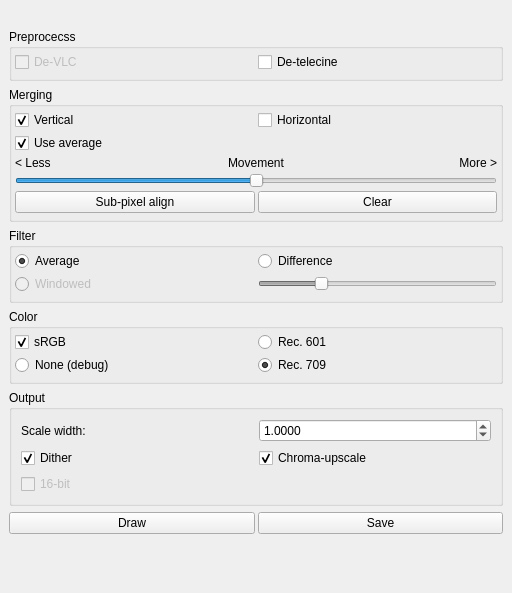
Old version of the form src/mainwindow.ui in the repository spillerrec/Overmix.
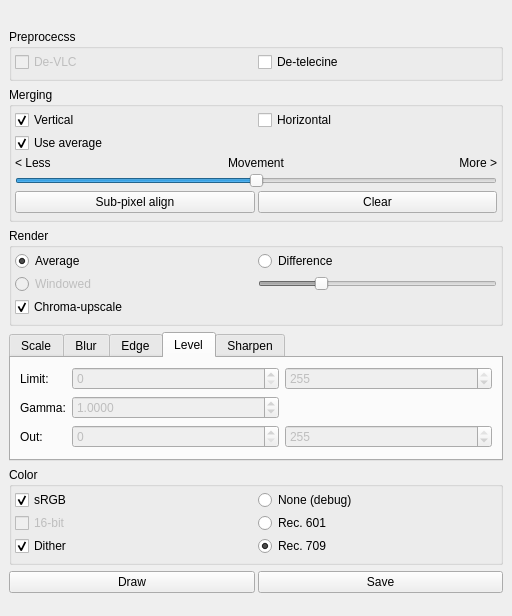
New version of the form. The open tabs and pages were chosen to show the change.

Commit message: ADD: Control edge detection in GUI ADD: Prepared filtering GUI

Diff of the .ui file:
```diff
--- a/src/mainwindow.ui
+++ b/src/mainwindow.ui
@@ -7,7 +7,7 @@
     <x>0</x>
     <y>0</y>
     <width>512</width>
-    <height>593</height>
+    <height>616</height>
    </rect>
   </property>
   <property name="windowTitle">
@@ -199,7 +199,7 @@
       <item>
        <widget class="QGroupBox" name="groupBox_3">
         <property name="title">
-         <string>Filter</string>
+         <string>Render</string>
         </property>
         <layout class="QGridLayout" name="gridLayout_3">
          <property name="leftMargin">
@@ -269,9 +269,394 @@
            </property>
           </widget>
          </item>
+         <item row="5" column="0">
+          <widget class="QCheckBox" name="cbx_chroma">
+           <property name="text">
+            <string>Chroma-upscale</string>
+           </property>
+           <property name="checked">
+            <bool>true</bool>
+           </property>
+          </widget>
+         </item>
         </layout>
        </widget>
       </item>
+      <item>
+       <widget class="QTabWidget" name="tabWidget">
+        <property name="sizePolicy">
+         <sizepolicy hsizetype="Minimum" vsizetype="Minimum">
+          <horstretch>0</horstretch>
+          <verstretch>0</verstretch>
+         </sizepolicy>
+        </property>
+        <property name="currentIndex">
+         <number>0</number>
+        </property>
+        <widget class="QWidget" name="tab">
+         <attribute name="title">
+          <string>Scale</string>
+         </attribute>
+         <layout class="QVBoxLayout" name="verticalLayout">
+          <item>
+           <widget class="QComboBox" name="comboBox">
+            <property name="currentIndex">
+             <number>2</number>
+            </property>
+            <item>
+             <property name="text">
+              <string>Nearst</string>
+             </property>
+            </item>
+            <item>
+             <property name="text">
+              <string>Linear</string>
+             </property>
+            </item>
+            <item>
+             <property name="text">
+              <string>Cubic</string>
+             </property>
+            </item>
+           </widget>
+          </item>
+          <item>
+           <layout class="QHBoxLayout" name="horizontalLayout_4">
+            <item>
+             <widget class="QDoubleSpinBox" name="dsbx_scale_width">
+              <property name="enabled">
+               <bool>true</bool>
+              </property>
+              <property name="decimals">
+               <number>4</number>
+              </property>
+              <property name="minimum">
+               <double>0.010000000000000</double>
+              </property>
+              <property name="maximum">
+               <double>10.000000000000000</double>
+              </property>
+              <property name="singleStep">
+               <double>0.010000000000000</double>
+              </property>
+              <property name="value">
+               <double>1.000000000000000</double>
+              </property>
+             </widget>
+            </item>
+            <item>
+             <widget class="QDoubleSpinBox" name="dsbx_scale_height">
+              <property name="decimals">
+               <number>4</number>
+              </property>
+              <property name="minimum">
+               <double>0.010000000000000</double>
+              </property>
+              <property name="maximum">
+               <double>10.000000000000000</double>
+              </property>
+              <property name="singleStep">
+               <double>0.010000000000000</double>
+              </property>
+              <property name="value">
+               <double>1.000000000000000</double>
+              </property>
+             </widget>
+            </item>
+           </layout>
+          </item>
+          <item>
+           <spacer name="verticalSpacer_2">
+            <property name="orientation">
+             <enum>Qt::Vertical</enum>
+            </property>
+            <property name="sizeHint" stdset="0">
+             <size>
+              <width>0</width>
+              <height>0</height>
+             </size>
+            </property>
+           </spacer>
+          </item>
+         </layout>
+        </widget>
+        <widget class="QWidget" name="tab_3">
+         <attribute name="title">
+          <string>Blur</string>
+         </attribute>
+         <layout class="QVBoxLayout" name="verticalLayout_3">
+          <item>
+           <widget class="QComboBox" name="cbx_blur">
+            <property name="enabled">
+             <bool>false</bool>
+            </property>
+            <item>
+             <property name="text">
+              <string>None</string>
+             </property>
+            </item>
+            <item>
+             <property name="text">
+              <string>Box</string>
+             </property>
+            </item>
+            <item>
+             <property name="text">
+              <string>Gausian</string>
+             </property>
+            </item>
+           </widget>
+          </item>
+          <item>
+           <layout class="QHBoxLayout" name="horizontalLayout_6">
+            <item>
+             <widget class="QLabel" name="label_4">
+              <property name="sizePolicy">
+               <sizepolicy hsizetype="Maximum" vsizetype="Preferred">
+                <horstretch>0</horstretch>
+                <verstretch>0</verstretch>
+               </sizepolicy>
+              </property>
+              <property name="text">
+               <string>Size:</string>
+              </property>
+             </widget>
+            </item>
+            <item>
+             <widget class="QSpinBox" name="spbx_blur_x">
+              <property name="value">
+               <number>5</number>
+              </property>
+             </widget>
+            </item>
+            <item>
+             <widget class="QSpinBox" name="spbx_blur_y">
+              <property name="value">
+               <number>5</number>
+              </property>
+             </widget>
+            </item>
+           </layout>
+          </item>
+          <item>
+           <spacer name="verticalSpacer_3">
+            <property name="orientation">
+             <enum>Qt::Vertical</enum>
+            </property>
+            <property name="sizeHint" stdset="0">
+             <size>
+              <width>0</width>
+              <height>0</height>
+             </size>
+            </property>
+           </spacer>
+          </item>
+         </layout>
+        </widget>
+        <widget class="QWidget" name="tab_2">
+         <attribute name="title">
+          <string>Edge</string>
+         </attribute>
+         <layout class="QVBoxLayout" name="verticalLayout_5">
+          <item>
+           <widget class="QComboBox" name="cbx_edge_filter">
+            <item>
+             <property name="text">
+              <string>None</string>
+             </property>
+            </item>
+            <item>
+             <property name="text">
+              <string>Robert</string>
+             </property>
+            </item>
+            <item>
+             <property name="text">
+              <string>Sobel</string>
+             </property>
+            </item>
+            <item>
+             <property name="text">
+              <string>Prewitt</string>
+             </property>
+            </item>
+           </widget>
+          </item>
+          <item>
+           <widget class="QLabel" name="label_6">
+            <property name="text">
+             <string>Blur lowers detection</string>
+            </property>
+           </widget>
+          </item>
+          <item>
+           <spacer name="verticalSpacer_4">
+            <property name="orientation">
+             <enum>Qt::Vertical</enum>
+            </property>
+            <property name="sizeHint" stdset="0">
+             <size>
+              <width>0</width>
+              <height>0</height>
+             </size>
+            </property>
+           </spacer>
+          </item>
+         </layout>
+        </widget>
+        <widget class="QWidget" name="tab_5">
+         <attribute name="title">
+          <string>Level</string>
+         </attribute>
+         <layout class="QGridLayout" name="gridLayout_5">
+          <item row="1" column="0">
+           <widget class="QLabel" name="label_8">
+            <property name="sizePolicy">
+             <sizepolicy hsizetype="Maximum" vsizetype="Preferred">
+              <horstretch>0</horstretch>
+              <verstretch>0</verstretch>
+             </sizepolicy>
+            </property>
+            <property name="text">
+             <string>Gamma:</string>
+            </property>
+           </widget>
+          </item>
+          <item row="2" column="0">
+           <widget class="QLabel" name="label_9">
+            <property name="sizePolicy">
+             <sizepolicy hsizetype="Maximum" vsizetype="Preferred">
+              <horstretch>0</horstretch>
+              <verstretch>0</verstretch>
+             </sizepolicy>
+            </property>
+            <property name="text">
+             <string>Out:</string>
+            </property>
+           </widget>
+          </item>
+          <item row="0" column="0">
+           <widget class="QLabel" name="label_7">
+            <property name="sizePolicy">
+             <sizepolicy hsizetype="Maximum" vsizetype="Preferred">
+              <horstretch>0</horstretch>
+              <verstretch>0</verstretch>
+             </sizepolicy>
+            </property>
+            <property name="text">
+             <string>Limit:</string>
+            </property>
+           </widget>
+          </item>
+          <item row="0" column="1">
+           <widget class="QSpinBox" name="spx_limit_min">
+            <property name="enabled">
+             <bool>false</bool>
+            </property>
+            <property name="maximum">
+             <number>255</number>
+            </property>
+           </widget>
+          </item>
+          <item row="0" column="2">
+           <widget class="QSpinBox" name="spx_limit_max">
+            <property name="enabled">
+             <bool>false</bool>
+            </property>
+            <property name="maximum">
+             <number>255</number>
+            </property>
+            <property name="value">
+             <number>255</number>
+            </property>
+           </widget>
+          </item>
+          <item row="1" column="1">
+           <widget class="QDoubleSpinBox" name="dsbx_gamma">
+            <property name="enabled">
+             <bool>false</bool>
+            </property>
+            <property name="decimals">
+             <number>4</number>
+            </property>
+            <property name="minimum">
+             <double>0.050000000000000</double>
+            </property>
+            <property name="maximum">
+             <double>10.000000000000000</double>
+            </property>
+            <property name="singleStep">
+             <double>0.050000000000000</double>
+            </property>
+            <property name="value">
+             <double>1.000000000000000</double>
+            </property>
+           </widget>
+          </item>
+          <item row="2" column="1">
+           <widget class="QSpinBox" name="sbx_out_min">
+            <property name="enabled">
+             <bool>false</bool>
+            </property>
+            <property name="maximum">
+             <number>255</number>
+            </property>
+           </widget>
+          </item>
+          <item row="2" column="2">
+           <widget class="QSpinBox" name="sbx_out_max">
+            <property name="enabled">
+             <bool>false</bool>
+            </property>
+            <property name="maximum">
+             <number>255</number>
+            </property>
+            <property name="value">
+             <number>255</number>
+            </property>
+           </widget>
+          </item>
+         </layout>
+        </widget>
+        <widget class="QWidget" name="tab_4">
+         <attribute name="title">
+          <string>Sharpen</string>
+         </attribute>
+         <layout class="QVBoxLayout" name="verticalLayout_4">
+          <item>
+           <widget class="QCheckBox" name="cbx_sharpen">
+            <property name="enabled">
+             <bool>false</bool>
+            </property>
+            <property name="text">
+             <string>Enabled</string>
+            </property>
+           </widget>
+          </item>
+          <item>
+           <widget class="QLabel" name="label_5">
+            <property name="text">
+             <string>Uses Blur/Edge</string>
+            </property>
+           </widget>
+          </item>
+          <item>
+           <spacer name="verticalSpacer_5">
+            <property name="orientation">
+             <enum>Qt::Vertical</enum>
+            </property>
+            <property name="sizeHint" stdset="0">
+             <size>
+              <width>0</width>
+              <height>0</height>
+             </size>
+            </property>
+           </spacer>
+          </item>
+         </layout>
+        </widget>
+       </widget>
+      </item>
       <item>
        <widget class="QGroupBox" name="groupBox_2">
         <property name="title">
@@ -293,16 +678,6 @@
          <property name="spacing">
           <number>3</number>
          </property>
-         <item row="2" column="1">
-          <widget class="QRadioButton" name="rbtn_rec709">
-           <property name="text">
-            <string>Rec. 709</string>
-           </property>
-           <property name="checked">
-            <bool>true</bool>
-           </property>
-          </widget>
-         </item>
          <item row="1" column="1">
           <widget class="QRadioButton" name="rbtn_rec601">
            <property name="text">
@@ -310,79 +685,24 @@
            </property>
           </widget>
          </item>
-         <item row="1" column="0">
-          <widget class="QCheckBox" name="cbx_gamma">
+         <item row="3" column="1">
+          <widget class="QRadioButton" name="rbtn_rec709">
            <property name="text">
-            <string>sRGB</string>
+            <string>Rec. 709</string>
            </property>
            <property name="checked">
             <bool>true</bool>
            </property>
           </widget>
          </item>
-         <item row="2" column="0">
+         <item row="0" column="1">
           <widget class="QRadioButton" name="cbx_nocolor">
            <property name="text">
             <string>None (debug)</string>
            </property>
           </widget>
          </item>
-        </layout>
-       </widget>
-      </item>
-      <item>
-       <widget class="QGroupBox" name="groupBox_5">
-        <property name="title">
-         <string>Output</string>
-        </property>
-        <layout class="QGridLayout" name="gridLayout_5">
-         <item row="0" column="1">
-          <widget class="QDoubleSpinBox" name="dsbx_scale_width">
-           <property name="enabled">
-            <bool>true</bool>
-           </property>
-           <property name="decimals">
-            <number>4</number>
-           </property>
-           <property name="maximum">
-            <double>10.000000000000000</double>
-           </property>
-           <property name="singleStep">
-            <double>0.010000000000000</double>
-           </property>
-           <property name="value">
-            <double>1.000000000000000</double>
-           </property>
-          </widget>
-         </item>
          <item row="1" column="0">
-          <widget class="QCheckBox" name="cbx_dither">
-           <property name="text">
-            <string>Dither</string>
-           </property>
-           <property name="checked">
-            <bool>true</bool>
-           </property>
-          </widget>
-         </item>
-         <item row="0" column="0">
-          <widget class="QLabel" name="label_4">
-           <property name="text">
-            <string>Scale width:</string>
-           </property>
-          </widget>
-         </item>
-         <item row="1" column="1">
-          <widget class="QCheckBox" name="cbx_chroma">
-           <property name="text">
-            <string>Chroma-upscale</string>
-           </property>
-           <property name="checked">
-            <bool>true</bool>
-           </property>
-          </widget>
-         </item>
-         <item row="2" column="0">
           <widget class="QCheckBox" name="cbx_16bit">
            <property name="enabled">
             <bool>false</bool>
@@ -395,6 +715,26 @@
            </property>
           </widget>
          </item>
+         <item row="0" column="0">
+          <widget class="QCheckBox" name="cbx_gamma">
+           <property name="text">
+            <string>sRGB</string>
+           </property>
+           <property name="checked">
+            <bool>true</bool>
+           </property>
+          </widget>
+         </item>
+         <item row="3" column="0">
+          <widget class="QCheckBox" name="cbx_dither">
+           <property name="text">
+            <string>Dither</string>
+           </property>
+           <property name="checked">
+            <bool>true</bool>
+           </property>
+          </widget>
+         </item>
         </layout>
        </widget>
       </item>
```
Left out of the diff: 20 changed lines with no effect on the pictures. The commit also changes 2 other files.
